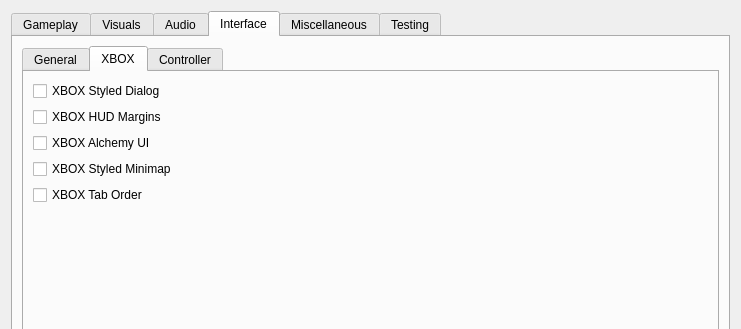
Old version of the form apps/launcher/ui/settingspage.ui in the repository zander2k1/groovy-openmw; both pictures show x 0 to 741 and y 0 to 329 of the 741 by 524 pixel window.
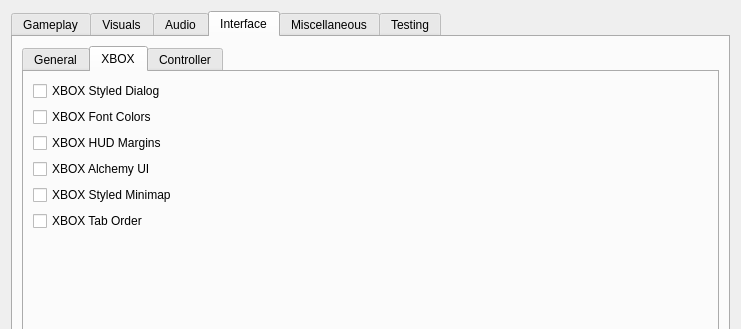
New version of the form. The open tabs and pages were chosen to show the change.

Commit message: OpenMW-XBOX-UI: Added a setting to enable the original Xbox font colors.

Patch:
```diff
--- a/apps/launcher/ui/settingspage.ui
+++ b/apps/launcher/ui/settingspage.ui
@@ -1605,6 +1605,16 @@
                </widget>
               </item>
               <item row="1" column="0">
+               <widget class="QCheckBox" name="xboxFontColorsCheckBox">
+                <property name="toolTip">
+                 <string>Use the original Xbox font colour palette for standard interface text, controls, and status bars.</string>
+                </property>
+                <property name="text">
+                 <string>XBOX Font Colors</string>
+                </property>
+               </widget>
+              </item>
+              <item row="2" column="0">
                <widget class="QCheckBox" name="xboxHudMarginsCheckBox">
                 <property name="toolTip">
                  <string>Use the original Xbox HUD safe-area margins. Also applies to the top-left Xbox-styled minimap.</string>
@@ -1614,7 +1624,7 @@
                 </property>
                </widget>
               </item>
-              <item row="2" column="0">
+              <item row="3" column="0">
                <widget class="QCheckBox" name="xboxAlchemyUiCheckBox">
                 <property name="toolTip">
                  <string>Replace alchemy with an Xbox-style split menu flow.</string>
@@ -1624,7 +1634,7 @@
                 </property>
                </widget>
               </item>
-              <item row="3" column="0">
+              <item row="4" column="0">
                <widget class="QCheckBox" name="xboxStyledMinimapCheckBox">
                 <property name="toolTip">
                  <string>Move HUD minimap and active effects to the top-left in an Xbox-style layout.</string>
@@ -1634,7 +1644,7 @@
                 </property>
                </widget>
               </item>
-              <item row="4" column="0">
+              <item row="5" column="0">
                <widget class="QCheckBox" name="xboxTabOrderCheckBox">
                 <property name="toolTip">
                  <string>Use original Xbox tab order: Inventory, Magic, Map, Stats.</string>
```
The commit also changes 41 other files.
